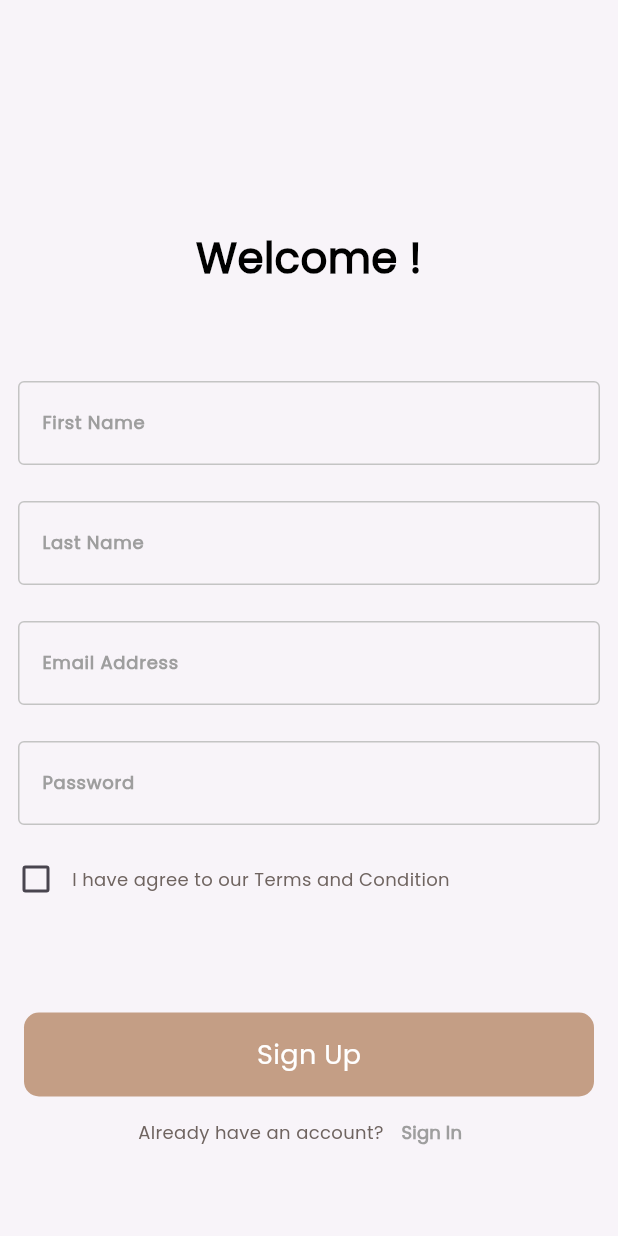
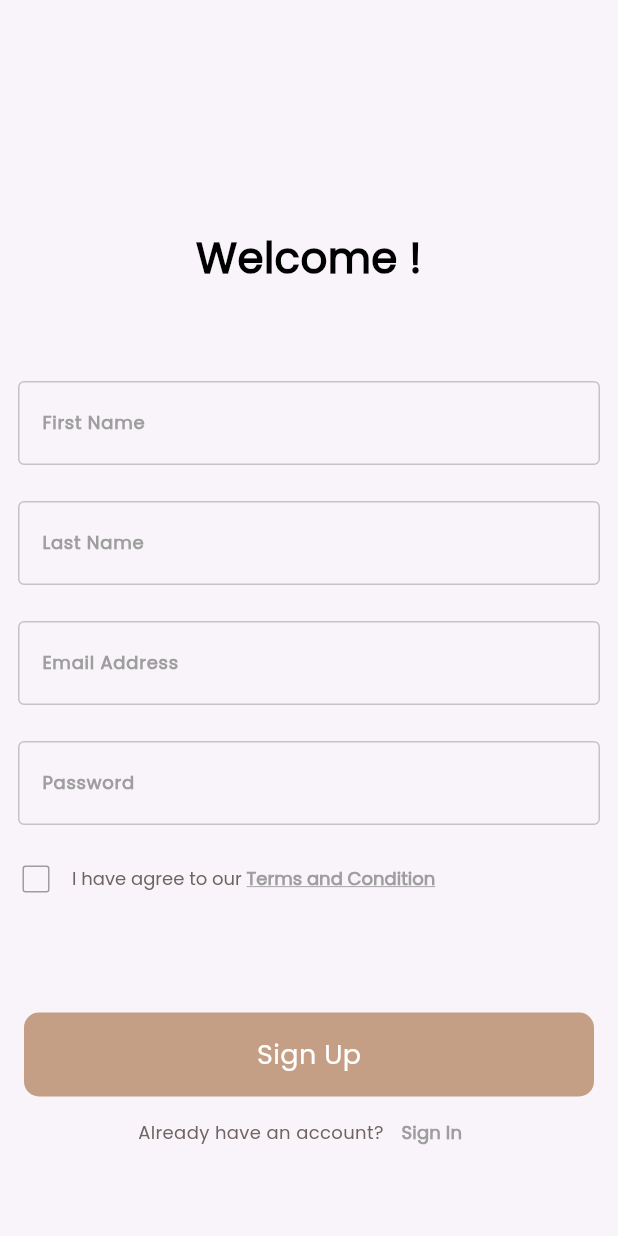
Before and after one commit to aboda010/dalel, a Flutter app: the SignUpView screen opened by its route, after a tap on "Sign In", after a tap on "Sign Up", on a phone screen of 412 x 824 dp. Run offline on Flutter 3.47's test engine with Material 3 defaults, Android fonts, the light colour scheme and no system bars; our stand-ins replace firebase_core, flutter_bloc, get_it, go_router, shared_preferences, smooth_page_indicator; accounts and stored records are empty.

Commit message:
add firebae

```diff
--- a/lib/core/routes/app_router.dart
+++ b/lib/core/routes/app_router.dart
@@ -1,7 +1,10 @@
+import 'package:dalel/core/services/service_locator.dart';
+import 'package:dalel/features/auth/presentation/auth_cuibt/cubit/auth_cubit.dart';
 import 'package:dalel/features/auth/presentation/view/login_view.dart';
 import 'package:dalel/features/auth/presentation/view/sign_up_view.dart';
 import 'package:dalel/features/on_boarding/presentation/view/on_boarding_view.dart';
 import 'package:dalel/features/splash/view/splash_view.dart';
+import 'package:flutter_bloc/flutter_bloc.dart';
 import 'package:go_router/go_router.dart';
 
 const String signupView = '/sign_up_view';
@@ -19,11 +22,17 @@ final GoRouter router = GoRouter(
     ),
     GoRoute(
       path: signupView,
-      builder: (context, state) => const SignUpView(),
+      builder: (context, state) => BlocProvider(
+        create: (context) => getIt<AuthCubit>(),
+        child: const SignUpView(),
+      ),
     ),
     GoRoute(
       path: loginView,
-      builder: (context, state) => const LoginView(),
+      builder: (context, state) => BlocProvider(
+        create: (context) => getIt<AuthCubit>(),
+        child: const LoginView(),
+      ),
     ),
   ],
 );
--- a/lib/core/services/service_locator.dart
+++ b/lib/core/services/service_locator.dart
@@ -1,4 +1,5 @@
 import 'package:dalel/core/database/cache/cache_helper.dart';
+import 'package:dalel/features/auth/presentation/auth_cuibt/cubit/auth_cubit.dart';
 import 'package:get_it/get_it.dart';
 final getIt=GetIt.instance;
 
@@ -7,6 +8,7 @@ void setupSrviceLocator(){
 
 
 getIt.registerSingleton<CacheHelper>(CacheHelper());
+getIt.registerSingleton<AuthCubit>(AuthCubit());
 
 
 }
--- /dev/null
+++ b/lib/features/auth/presentation/auth_cuibt/cubit/auth_state.dart
@@ -0,0 +1,4 @@
+
+sealed class AuthState {}
+
+final class AuthInitial extends AuthState {}
--- a/lib/features/auth/presentation/view/sign_up_view.dart
+++ b/lib/features/auth/presentation/view/sign_up_view.dart
@@ -19,7 +19,7 @@ class SignUpView extends StatelessWidget {
                 style: AppTextStyles.poppinsTextStyle600Size28,
               ),
             ),
-            SignUpBody(),
+            const SignUpBody(),
           ],
         ),
       ),
--- a/lib/features/auth/presentation/widget/custem_text_field.dart
+++ b/lib/features/auth/presentation/widget/custem_text_field.dart
@@ -22,7 +22,6 @@ class CustemTextField extends StatelessWidget {
             labelText,
             style: AppTextStyles.poppinsTextStyle600Size12,
           ),
-          border: const OutlineInputBorder(),
           enabledBorder: OutlineInputBorder(
             borderSide: BorderSide(color: AppColors.grey),
           ),
--- a/lib/features/auth/presentation/widget/signup_body.dart
+++ b/lib/features/auth/presentation/widget/signup_body.dart
@@ -40,6 +40,7 @@ class _SignUpBodyState extends State<SignUpBody> {
           Row(
             children: [
               Checkbox(
+                side: const BorderSide(color: Colors.grey),
                 value: isChecked,
                 onChanged: (bool? newValue) {
                   setState(() {
@@ -47,8 +48,18 @@ class _SignUpBodyState extends State<SignUpBody> {
                   });
                 },
               ),
-              Text('I have agree to our Terms and Condition',
-                  style: AppTextStyles.poppinsTextStyle400Size12),
+              RichText(
+                text: TextSpan(
+                    text: 'I have agree to our ',
+                    style: AppTextStyles.poppinsTextStyle400Size12,
+                    children: [
+                      TextSpan(
+                        text: 'Terms and Condition',
+                        style: AppTextStyles.poppinsTextStyle600Size12
+                            .copyWith(decoration: TextDecoration.underline),
+                      )
+                    ]),
+              ),
             ],
           ),
           const SizedBox(height: 65),
--- a/lib/features/on_boarding/functions/on_boarding.dart
+++ b/lib/features/on_boarding/functions/on_boarding.dart
@@ -7,4 +7,5 @@ void IsOnBoardingVisited(){
 
  getIt<CacheHelper>().saveData(key: 'IsOnBoardingVisited', value: true);
 
+
 }
--- a/lib/main.dart
+++ b/lib/main.dart
@@ -2,10 +2,15 @@ import 'package:dalel/core/database/cache/cache_helper.dart';
 import 'package:dalel/core/routes/app_router.dart';
 import 'package:dalel/core/services/service_locator.dart';
 import 'package:dalel/core/utils/app_colors.dart';
+import 'package:dalel/firebase_options.dart';
+import 'package:firebase_core/firebase_core.dart';
 import 'package:flutter/material.dart';
 
 void main() async {
   WidgetsFlutterBinding.ensureInitialized();
+  await Firebase.initializeApp(
+    options: DefaultFirebaseOptions.currentPlatform,
+  );
   setupSrviceLocator();
   await getIt<CacheHelper>().init();
   runApp(const Dalel());
--- a/pubspec.yaml
+++ b/pubspec.yaml
@@ -29,8 +29,10 @@ environment:
 # versions available, run `flutter pub outdated`.
 dependencies:
   cupertino_icons: ^1.0.8
+  firebase_core: ^3.1.1
   flutter:
     sdk: flutter
+  flutter_bloc: ^8.1.6
   flutter_svg_image: ^1.1.0+1
   get_it: ^7.7.0
   go_router: ^14.2.0
```
Also changed, not shown: lib/features/auth/presentation/auth_cuibt/cubit/auth_cubit.dart (added, +8 -0 lines), firebase.json (added), lib/firebase_options.dart (added), pubspec.lock, 6 other files.
